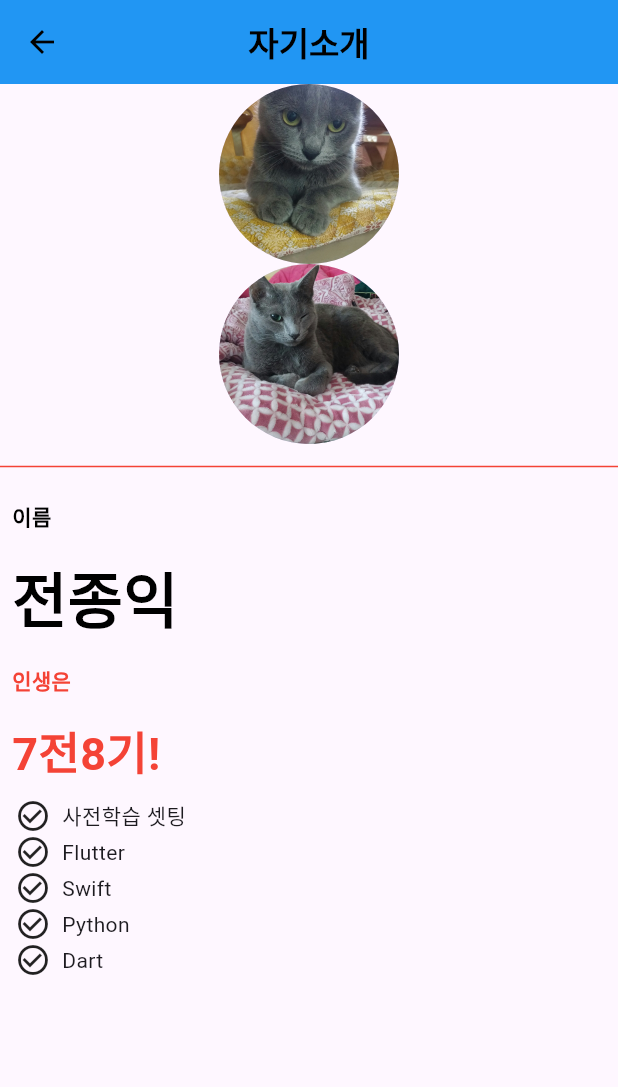
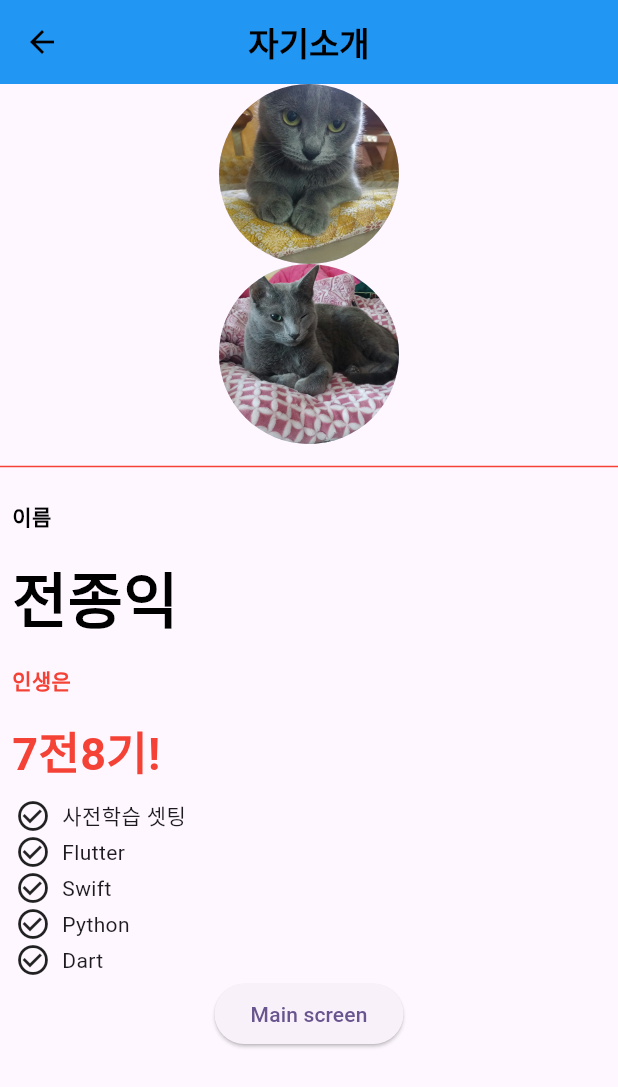
Before and after one commit to first-project-of-4T/main, a Flutter app: the SecondImagePage screen opened directly, on a phone screen of 412 x 824 dp. Shown: the top 1087 px of the screen. Run offline on Flutter 3.47's test engine with Material 3 defaults, Android fonts, the phone set to English and light mode, and no system bars.

Commit message:
버턴추가
버턴추가

```diff
--- a/navigator_git_4t_app/lib/view/second/second_image_page.dart
+++ b/navigator_git_4t_app/lib/view/second/second_image_page.dart
@@ -131,6 +131,10 @@ class SecondImagePage extends StatelessWidget {
                 Text("  Dart"),
               ],
             ),
+            ElevatedButton(
+              onPressed: () => Navigator.pushNamed(context, '/'),
+              child: Text('Main screen')
+            ),
           ],
         )
       )
```
